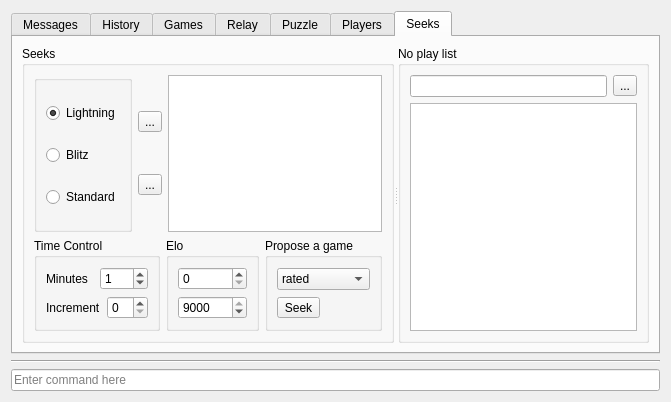
The window that src/gui/ficsconsole.ui (madnight/chessx) describes before a commit, drawn with Qt 5.
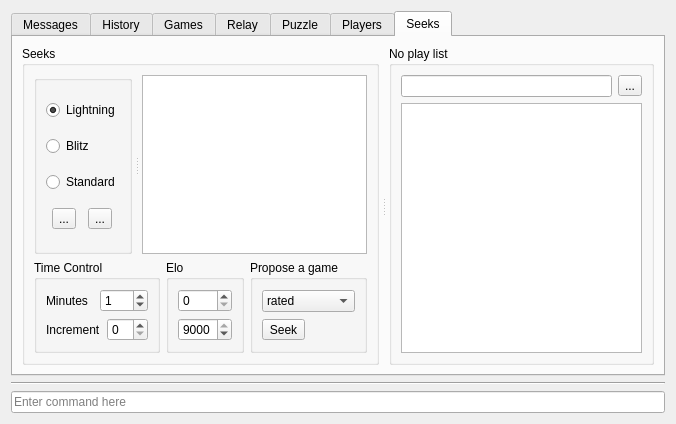
The same window after the commit. Icons and pictures are not drawn.

Diff of the .ui file:
```diff
--- a/src/gui/ficsconsole.ui
+++ b/src/gui/ficsconsole.ui
@@ -6,8 +6,8 @@
    <rect>
     <x>0</x>
     <y>0</y>
-    <width>671</width>
-    <height>402</height>
+    <width>676</width>
+    <height>424</height>
    </rect>
   </property>
   <property name="windowTitle">
@@ -357,7 +357,7 @@
           <enum>Qt::Horizontal</enum>
          </property>
          <property name="handleWidth">
-          <number>4</number>
+          <number>10</number>
          </property>
          <widget class="QGroupBox" name="groupBoxSeek">
           <property name="title">
@@ -367,17 +367,18 @@
            <item>
             <layout class="QHBoxLayout" name="layout_seek_1">
              <item>
+              <widget class="QSplitter" name="splitter_2">
+               <property name="orientation">
+                <enum>Qt::Horizontal</enum>
+               </property>
+               <property name="handleWidth">
+                <number>10</number>
+               </property>
               <widget class="QGroupBox" name="groupBox">
                <property name="title">
                 <string/>
                </property>
-               <layout class="QVBoxLayout" name="verticalLayout_18">
-                <property name="topMargin">
-                 <number>6</number>
-                </property>
-                <property name="bottomMargin">
-                 <number>6</number>
-                </property>
+                <layout class="QVBoxLayout" name="verticalLayout_10">
                 <item>
                  <widget class="QRadioButton" name="btLightning">
                   <property name="text">
@@ -411,11 +412,8 @@
                   </property>
                  </widget>
                 </item>
-               </layout>
-              </widget>
-             </item>
              <item>
-              <layout class="QVBoxLayout" name="verticalLayout_10">
+                  <layout class="QHBoxLayout" name="horizontalLayout">
                <item>
                 <widget class="QToolButton" name="ratedOnly">
                  <property name="toolTip">
@@ -452,11 +450,13 @@
                </item>
               </layout>
              </item>
-             <item>
+                </layout>
+               </widget>
               <widget class="QListWidget" name="listSeeks">
                <property name="contextMenuPolicy">
                 <enum>Qt::CustomContextMenu</enum>
                </property>
+               </widget>
               </widget>
              </item>
             </layout>
```
Left out of the diff: 2 changed lines with no effect on the pictures. Lines whose indentation alone changed are shown as unchanged.
